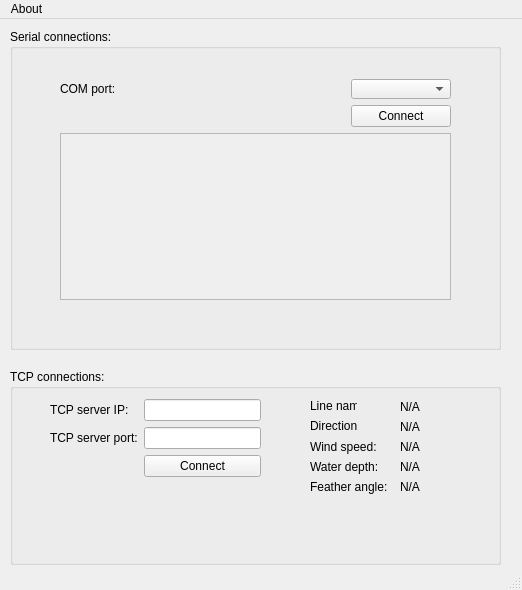
bajer83/observerlog, file venv/digiGUI.ui: the form before one commit.
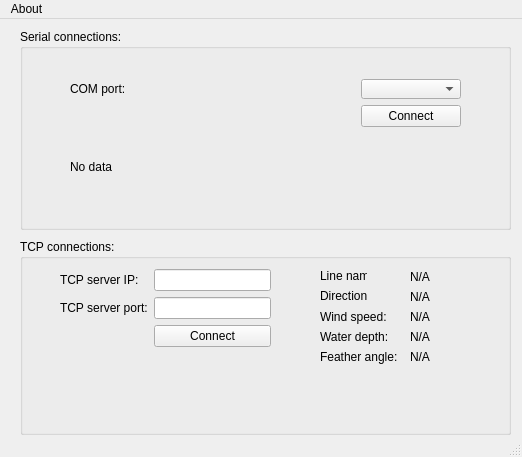
The form after the commit.

Commit message: Adjusted GUI and few changed to program.

```diff
--- a/venv/digiGUI.ui
+++ b/venv/digiGUI.ui
@@ -7,7 +7,7 @@
     <x>0</x>
     <y>0</y>
     <width>522</width>
-    <height>590</height>
+    <height>457</height>
    </rect>
   </property>
   <property name="sizePolicy">
@@ -35,10 +35,10 @@
    <widget class="QGroupBox" name="groupBox">
     <property name="geometry">
      <rect>
-      <x>10</x>
+      <x>20</x>
       <y>10</y>
       <width>491</width>
-      <height>321</height>
+      <height>201</height>
      </rect>
     </property>
     <property name="title">
@@ -50,7 +50,7 @@
        <x>50</x>
        <y>50</y>
        <width>391</width>
-       <height>221</height>
+       <height>121</height>
       </rect>
      </property>
      <layout class="QVBoxLayout" name="verticalLayout">
@@ -95,20 +95,10 @@
        </widget>
       </item>
       <item>
-       <widget class="QScrollArea" name="scrollArea">
-        <property name="widgetResizable">
-         <bool>true</bool>
+       <widget class="QLabel" name="scrollLabel">
+        <property name="text">
+         <string>No data</string>
         </property>
-        <widget class="QWidget" name="scrollAreaWidgetContents">
-         <property name="geometry">
-          <rect>
-           <x>0</x>
-           <y>0</y>
-           <width>387</width>
-           <height>160</height>
-          </rect>
-         </property>
-        </widget>
        </widget>
       </item>
      </layout>
@@ -117,8 +107,8 @@
    <widget class="QGroupBox" name="groupBox_2">
     <property name="geometry">
      <rect>
-      <x>10</x>
-      <y>350</y>
+      <x>20</x>
+      <y>220</y>
       <width>491</width>
       <height>196</height>
      </rect>
```
Left out of the diff: 25 changed lines with no effect on the pictures. The commit also changes 4 other files.
